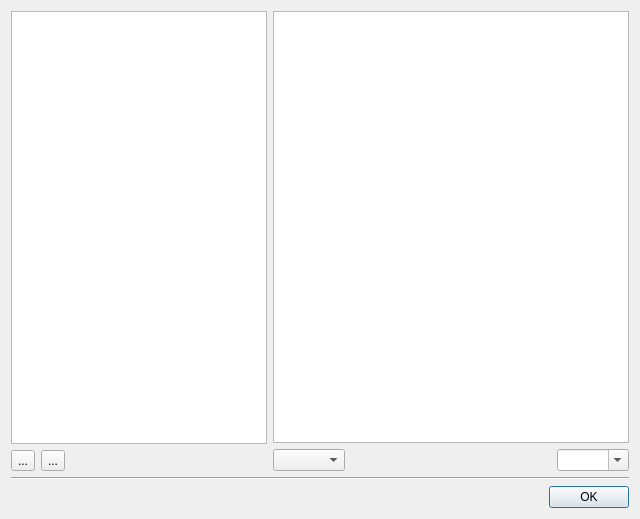
Qt form src/tiled/tilemetainfodialog.ui (timbaker/tiled) before a commit.
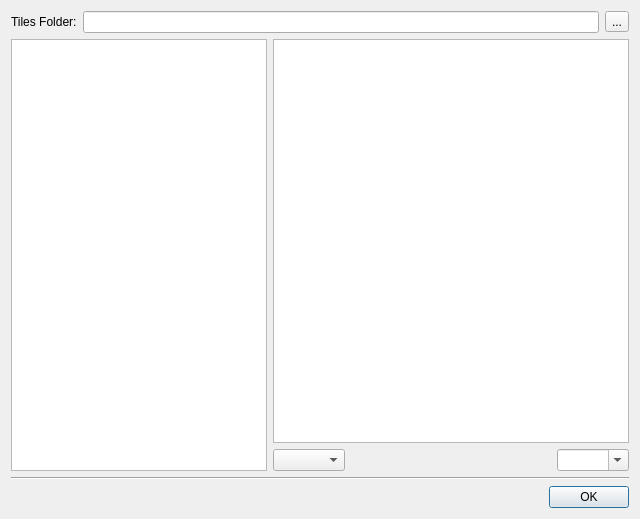
The same form after that commit. Icons and pictures are not drawn. Custom widgets are drawn as their Qt base class.

Commit message:
Made TileMetaInfoMgr manage the global list of tilesets.
BuildingEd had its own list of tilesets in TMXConfig.txt.
TileMetaInfoMgr had its own list of tilesets in TileMetaInfo.txt.
PathGenerators.txt (in another branch) had its own list of tilesets.
Now only Tilesets.txt has the global list of tilesets.

TileMetaInfoDialog gained an entry & button for choosing the Tiles directoryl
BuildingPreferences and BuildingPreferencesDialog lost the tiles directory.

BuildingTilesDialog doesn't add/remove tilesets itself, it displays the
TileMetaInfoDialog.

What changed in the file:
```diff
--- a/src/tiled/tilemetainfodialog.ui
+++ b/src/tiled/tilemetainfodialog.ui
@@ -11,10 +11,35 @@
    </rect>
   </property>
   <property name="windowTitle">
-   <string>Tile Meta-Info</string>
+   <string>Tilesets</string>
   </property>
   <layout class="QGridLayout" name="gridLayout">
    <item row="0" column="0">
+    <layout class="QHBoxLayout" name="horizontalLayout_2">
+     <item>
+      <widget class="QLabel" name="label">
+       <property name="text">
+        <string>Tiles Folder:</string>
+       </property>
+      </widget>
+     </item>
+     <item>
+      <widget class="QLineEdit" name="editTiles">
+       <property name="readOnly">
+        <bool>true</bool>
+       </property>
+      </widget>
+     </item>
+     <item>
+      <widget class="QToolButton" name="browseTiles">
+       <property name="text">
+        <string>...</string>
+       </property>
+      </widget>
+     </item>
+    </layout>
+   </item>
+   <item row="1" column="0">
     <layout class="QHBoxLayout" name="horizontalLayout_XXX" stretch="0,1">
      <item>
       <layout class="QVBoxLayout" name="tilesetLayout">
@@ -29,49 +54,7 @@
         </widget>
        </item>
        <item>
-        <layout class="QHBoxLayout" name="horizontalLayout">
-         <item>
-          <widget class="QToolButton" name="addTileset">
-           <property name="toolTip">
-            <string>Add tilesets</string>
-           </property>
-           <property name="text">
-            <string>...</string>
-           </property>
-           <property name="icon">
-            <iconset resource="tiled.qrc">
-             <normaloff>:/images/16x16/document-new.png</normaloff>:/images/16x16/document-new.png</iconset>
-           </property>
-          </widget>
-         </item>
-         <item>
-          <widget class="QToolButton" name="removeTileset">
-           <property name="toolTip">
-            <string>Remove selected tileset</string>
-           </property>
-           <property name="text">
-            <string>...</string>
-           </property>
-           <property name="icon">
-            <iconset resource="tiled.qrc">
-             <normaloff>:/images/16x16/edit-delete.png</normaloff>:/images/16x16/edit-delete.png</iconset>
-           </property>
-          </widget>
-         </item>
-         <item>
-          <spacer name="horizontalSpacer">
-           <property name="orientation">
-            <enum>Qt::Horizontal</enum>
-           </property>
-           <property name="sizeHint" stdset="0">
-            <size>
-             <width>40</width>
-             <height>20</height>
-            </size>
-           </property>
-          </spacer>
-         </item>
-        </layout>
+        <layout class="QHBoxLayout" name="toolBarLayout"/>
        </item>
       </layout>
      </item>
@@ -111,14 +94,14 @@
      </item>
     </layout>
    </item>
-   <item row="1" column="0">
+   <item row="2" column="0">
     <widget class="Line" name="line">
      <property name="orientation">
       <enum>Qt::Horizontal</enum>
      </property>
     </widget>
    </item>
-   <item row="2" column="0">
+   <item row="3" column="0">
     <layout class="QHBoxLayout" name="horizontalLayout_5">
      <item>
       <layout class="QHBoxLayout" name="undoRedoLayout"/>
@@ -136,6 +119,30 @@
     </layout>
    </item>
   </layout>
+  <action name="actionAdd">
+   <property name="icon">
+    <iconset resource="tiled.qrc">
+     <normaloff>:/images/16x16/document-new.png</normaloff>:/images/16x16/document-new.png</iconset>
+   </property>
+   <property name="text">
+    <string>Add Tilesets</string>
+   </property>
+   <property name="toolTip">
+    <string>Add tilesets</string>
+   </property>
+  </action>
+  <action name="actionRemove">
+   <property name="icon">
+    <iconset resource="tiled.qrc">
+     <normaloff>:/images/16x16/edit-delete.png</normaloff>:/images/16x16/edit-delete.png</iconset>
+   </property>
+   <property name="text">
+    <string>Remove</string>
+   </property>
+   <property name="toolTip">
+    <string>Remove selected tileset</string>
+   </property>
+  </action>
  </widget>
  <customwidgets>
   <customwidget>
```
The commit also changes 25 other files.
